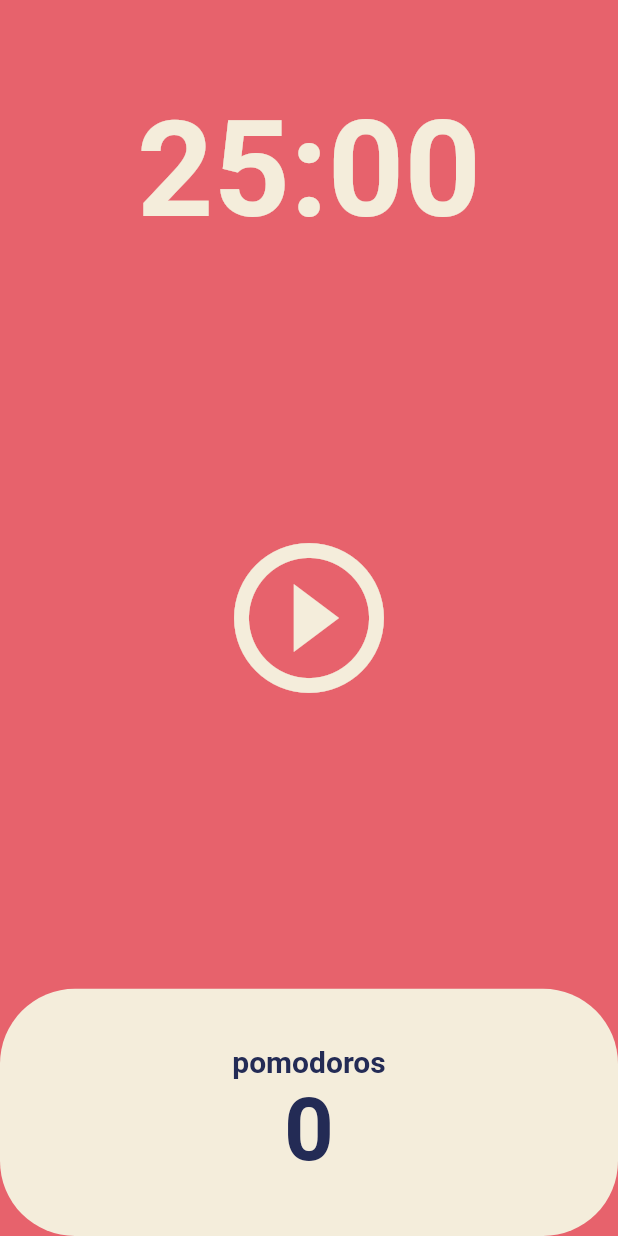
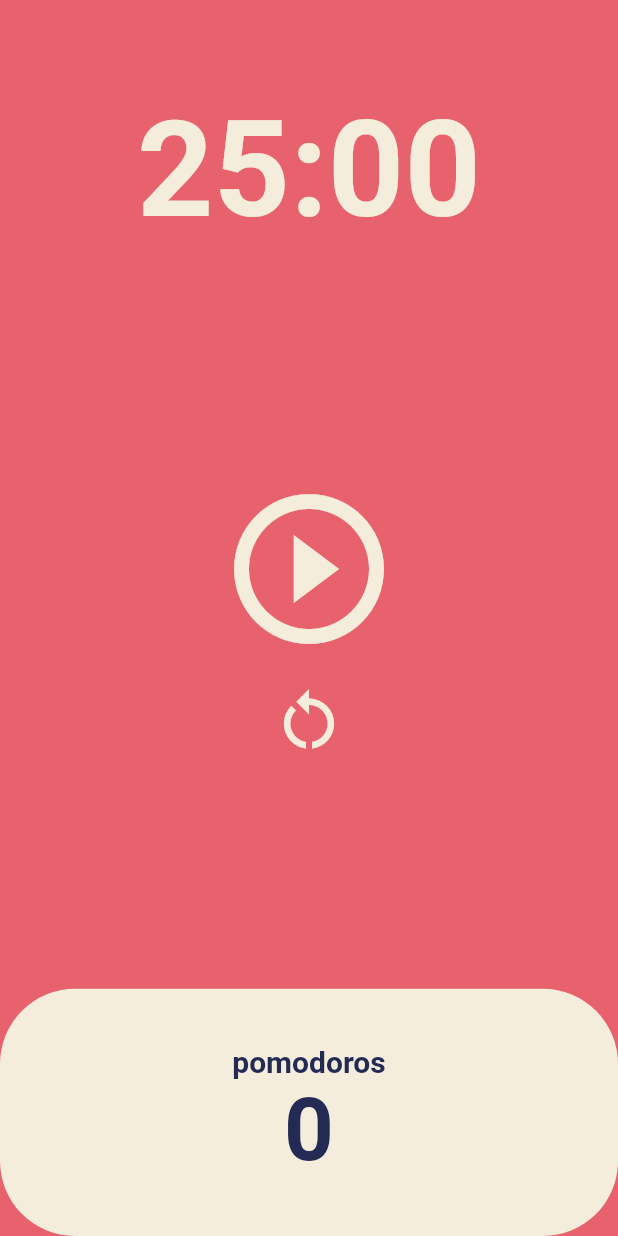
Before and after one commit to YeWeon/toonflix, a Flutter app: the screen it shows after launch, on a phone screen of 412 x 824 dp. Run offline on Flutter 3.47's test engine with Material 2 defaults, Android fonts, the phone set to English and light mode, and no system bars.

Commit message:
feat: restart button

```diff
--- a/lib/screens/home_screen.dart
+++ b/lib/screens/home_screen.dart
@@ -49,6 +49,14 @@ class _HomeScreenState extends State<HomeScreen> {
     });
   }
 
+  void onRestartPressed() {
+    timer.cancel();
+    setState(() {
+      totalSeconds = twentyFiveMinutes;
+      isRunning = false;
+    });
+  }
+
   String format(int seconds) {
     var duration = Duration(seconds: seconds);
     return duration.toString().split(".").first.substring(2, 7);
@@ -77,13 +85,23 @@ class _HomeScreenState extends State<HomeScreen> {
           Flexible(
             flex: 3,
             child: Center(
-              child: IconButton(
+              child: Column(
+                mainAxisAlignment: MainAxisAlignment.center,
+                children: [
+                  IconButton(
                     iconSize: 120,
                     color: Theme.of(context).cardColor,
                     onPressed: isRunning ? onPausePressed : onStartPressed,
                     icon: Icon(isRunning
                         ? Icons.pause_circle_outline
                         : Icons.play_circle_outline),
+                  ),
+                  IconButton(
+                      iconSize: 50,
+                      color: Theme.of(context).cardColor,
+                      onPressed: onRestartPressed,
+                      icon: const Icon(Icons.restart_alt)),
+                ],
               ),
             ),
           ),
```
Lines whose indentation alone changed are shown as unchanged.
